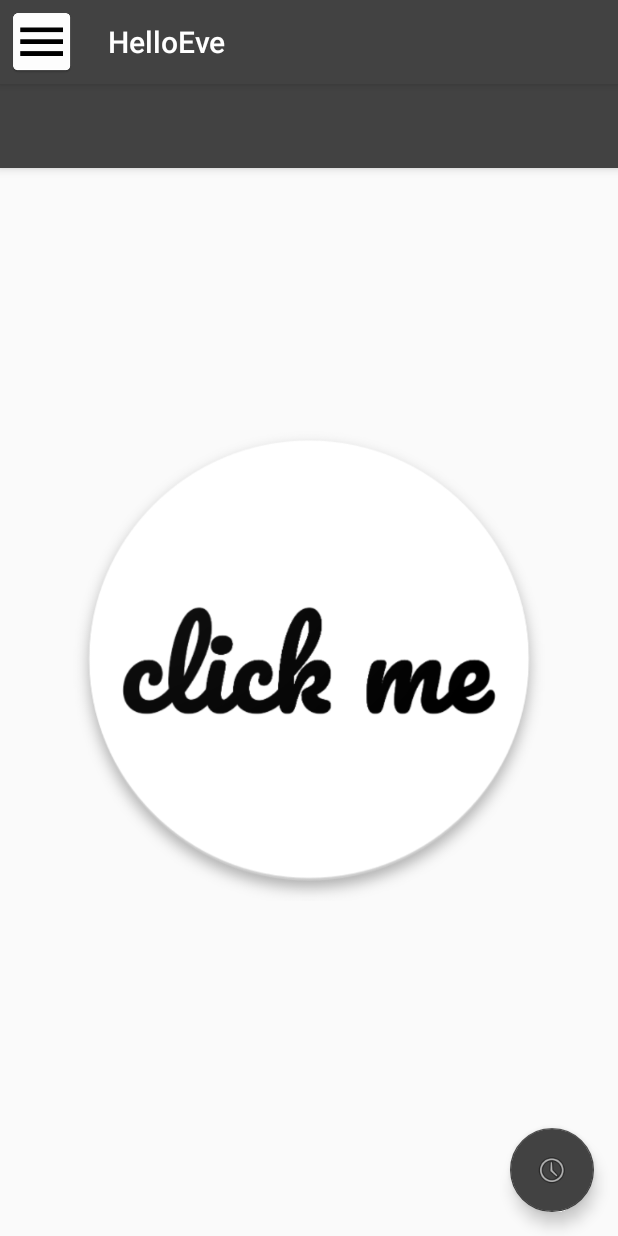
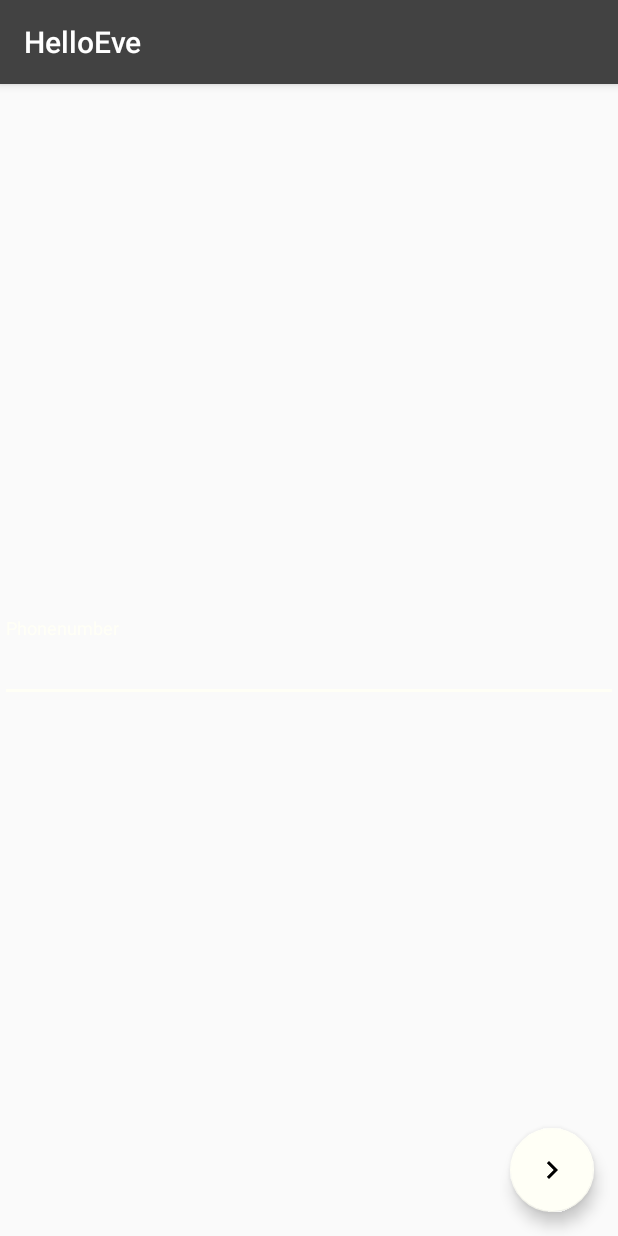
Before and after one commit to gebs/HelloEve, an Android app: the screen it shows after launch (MainActivity before the commit, RegisterActivity after it), on a phone screen of 412 x 824 dp. Run offline under Robolectric (Android 15) with nearby library versions, the phone set to English and light mode, and no system bars; libraries missing offline, so code that uses them is left out: com.orm; 1 statement that could not run was skipped.

Commit message:
Implementierung Registrierung /  Implementierung Senden Nachricht

```diff
--- a/app/build.gradle
+++ b/app/build.gradle
@@ -30,5 +30,6 @@ dependencies {
     compile 'com.koushikdutta.ion:ion:2.+'
     compile 'com.android.support:design:25.2.0'
     compile 'com.github.satyan:sugar:1.3'
+    compile 'com.android.support:support-v4:25.3.1'
     testCompile 'junit:junit:4.12'
 }
--- a/app/src/main/java/com/mobpro/hslu/itengebs/helloeve/LaunchActivity.java
+++ b/app/src/main/java/com/mobpro/hslu/itengebs/helloeve/LaunchActivity.java
@@ -15,7 +15,7 @@ public class LaunchActivity extends AppCompatActivity {
             Intent intent = new Intent(this,MainActivity.class);
             this.startActivity(intent);
         }else{
-            Intent intent = new Intent(this,MainActivity.class);
+            Intent intent = new Intent(this,RegisterActivity.class);
             this.startActivity(intent);
         }
     }
--- /dev/null
+++ b/app/src/main/java/com/mobpro/hslu/itengebs/helloeve/RegisterActivity.java
@@ -0,0 +1,38 @@
+package com.mobpro.hslu.itengebs.helloeve;
+
+import android.content.Intent;
+import android.support.v4.app.FragmentTransaction;
+import android.support.v7.app.AppCompatActivity;
+import android.os.Bundle;
+import android.view.View;
+import android.widget.FrameLayout;
+
+public class RegisterActivity extends AppCompatActivity {
+
+    private FrameLayout fragmentContainer;
+    private int currentFrag = 0;
+
+    @Override
+    protected void onCreate(Bundle savedInstanceState) {
+        super.onCreate(savedInstanceState);
+        setContentView(R.layout.register);
+
+        fragmentContainer = (FrameLayout)findViewById(R.id.fragment_container);
+
+        RegisterPhoneNumberFragement rpf = new RegisterPhoneNumberFragement();
+        getSupportFragmentManager().beginTransaction().add(R.id.fragment_container,rpf).commit();
+    }
+    public void goToNextScreen(String nextFrag){
+        if (nextFrag.equals("Code")){
+            RegisterCodeFragement rcf = new RegisterCodeFragement();
+            FragmentTransaction transaction = getSupportFragmentManager().beginTransaction();
+            transaction.replace(R.id.fragment_container, rcf);
+            transaction.addToBackStack(null);
+            transaction.commit();
+        }else{
+            Intent intent = new Intent(this,MainActivity.class);
+            intent.setFlags(intent.getFlags() | Intent.FLAG_ACTIVITY_NO_HISTORY);
+            startActivity(intent);
+        }
+    }
+}
--- /dev/null
+++ b/app/src/main/java/com/mobpro/hslu/itengebs/helloeve/RegisterPhoneNumberFragement.java
@@ -0,0 +1,66 @@
+package com.mobpro.hslu.itengebs.helloeve;
+
+
+import android.os.Bundle;
+import android.support.design.widget.FloatingActionButton;
+import android.support.design.widget.TextInputEditText;
+import android.support.v4.app.Fragment;
+import android.view.LayoutInflater;
+import android.view.View;
+import android.view.ViewGroup;
+import android.widget.EditText;
+
+import com.mobpro.hslu.itengebs.helloeve.api.DatabaseManager;
+import com.mobpro.hslu.itengebs.helloeve.api.WebAPICallback;
+import com.mobpro.hslu.itengebs.helloeve.api.WebAPIManager;
+import com.mobpro.hslu.itengebs.helloeve.model.SendCode_Response;
+
+
+/**
+ * A simple {@link Fragment} subclass.
+ */
+public class RegisterPhoneNumberFragement extends Fragment {
+
+
+    private EditText txtPhoneNumber;
+    private FloatingActionButton fabNext;
+
+
+    public RegisterPhoneNumberFragement() {
+        // Required empty public constructor
+    }
+
+
+    @Override
+    public View onCreateView(LayoutInflater inflater, ViewGroup container,
+                             Bundle savedInstanceState) {
+
+        View view = inflater.inflate(R.layout.fragment_register_phone_number_fragement, container, false);
+        txtPhoneNumber = (EditText)view.findViewById(R.id.RegisterPhoneNumbertxtPhonenumber);
+        fabNext = (FloatingActionButton)view.findViewById(R.id.RegisterPhoneNumberfabNext);
+
+        fabNext.setOnClickListener(new View.OnClickListener() {
+            @Override
+            public void onClick(View v) {
+                nextClicked();
+            }
+        });
+
+        return view;
+    }
+    private void nextClicked(){
+        final String phoneNumber = txtPhoneNumber.getText().toString();
+        final RegisterPhoneNumberFragement fragement = this;
+
+        WebAPIManager.getInstance().sendCode(this.getContext(), phoneNumber, new WebAPICallback<SendCode_Response>() {
+            @Override
+            public void onCompleted(Exception e, SendCode_Response response) {
+                DatabaseManager.getInstance().saveUserData(phoneNumber,response.Token,response.PhoneHash);
+                ((RegisterActivity)fragement.getActivity()).goToNextScreen("Code");
+            }
+        });
+
+
+    }
+
+}
--- /dev/null
+++ b/app/src/main/res/layout/fragment_register_phone_number_fragement.xml
@@ -0,0 +1,31 @@
+<FrameLayout xmlns:android="http://schemas.android.com/apk/res/android"
+    xmlns:tools="http://schemas.android.com/tools"
+    android:layout_width="match_parent"
+    android:layout_height="match_parent"
+    xmlns:app="http://schemas.android.com/apk/res-auto"
+    tools:context="com.mobpro.hslu.itengebs.helloeve.RegisterPhoneNumberFragement">
+
+    <android.support.design.widget.TextInputLayout
+        android:layout_width="match_parent"
+        android:layout_height="wrap_content"
+        android:layout_gravity="center">
+
+        <EditText
+            android:layout_width="match_parent"
+            android:id="@+id/RegisterPhoneNumbertxtPhonenumber"
+            android:layout_height="wrap_content"
+            android:hint="Phonenumber"
+            android:inputType="phone"/>
+    </android.support.design.widget.TextInputLayout>
+
+    <android.support.design.widget.FloatingActionButton
+        android:layout_width="wrap_content"
+        android:layout_height="wrap_content"
+        android:layout_gravity="bottom|right"
+        android:layout_margin="16dp"
+        android:src="@drawable/ic_navigate_next_black_24dp"
+        android:id="@+id/RegisterPhoneNumberfabNext"
+        app:layout_anchorGravity="bottom|right|end" />
+
+
+</FrameLayout>
--- /dev/null
+++ b/app/src/main/res/layout/register.xml
@@ -0,0 +1,8 @@
+<?xml version="1.0" encoding="utf-8"?>
+<FrameLayout xmlns:android="http://schemas.android.com/apk/res/android"
+        android:id="@+id/fragment_container"
+        android:layout_width="match_parent"
+        android:layout_height="match_parent"
+    android:fitsSystemWindows="true">
+
+</FrameLayout>
--- a/app/src/main/res/values/strings.xml
+++ b/app/src/main/res/values/strings.xml
@@ -1,3 +1,6 @@
 <resources>
     <string name="app_name">HelloEve</string>
+
+    <!-- TODO: Remove or change this placeholder text -->
+    <string name="hello_blank_fragment">Hello blank fragment</string>
 </resources>
```
Also changed, not shown: app/src/main/AndroidManifest.xml (+7 -5 lines), app/src/main/java/com/mobpro/hslu/itengebs/helloeve/MainActivity.java (+20 -1 lines), app/src/main/java/com/mobpro/hslu/itengebs/helloeve/RegisterCodeFragement.java (added, +66 -0 lines), app/src/main/java/com/mobpro/hslu/itengebs/helloeve/api/WebAPIManager.java (+4 -3 lines), app/src/main/res/layout/fragment_register_code_fragement.xml (added, +30 -0 lines), app/src/main/res/drawable/ic_navigate_next_black_24dp.png (added).
